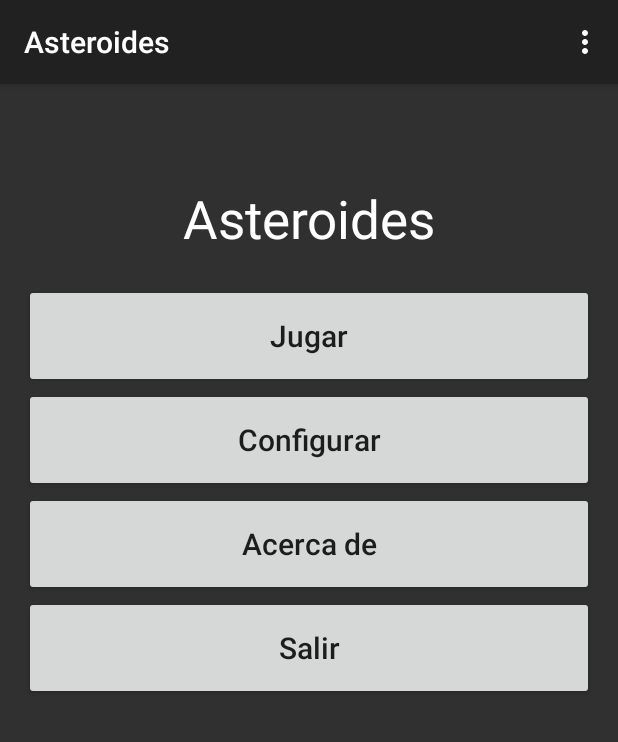
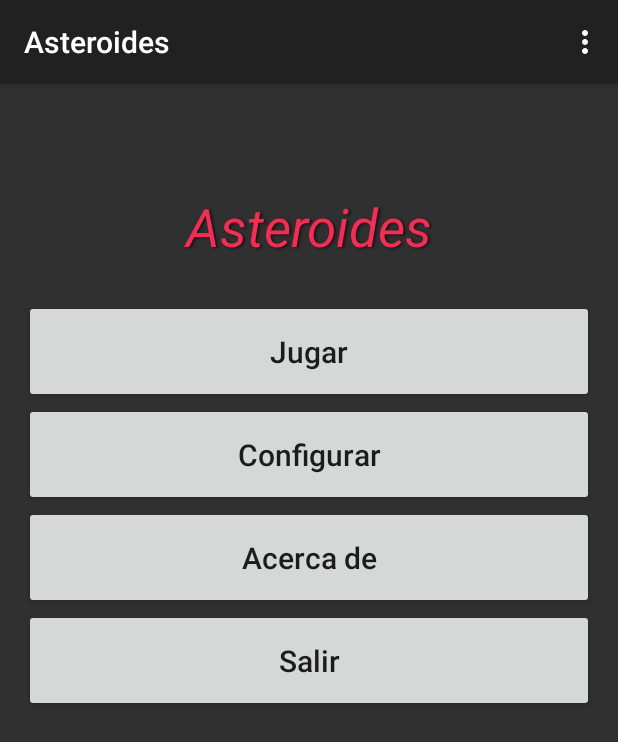
Before and after one commit to Sangar4/Asteroides, an Android app: the screen it shows after launch (MainActivity), on a phone screen of 412 x 824 dp. Shown: the top 742 px of the screen. Run offline under Robolectric (Android 15) with nearby library versions, the phone set to English and light mode, and no system bars.

Commit message:
He creado y aplicado estilo para el TextView asteroides

```diff
--- a/app/src/main/res/layout-land/activity_main.xml
+++ b/app/src/main/res/layout-land/activity_main.xml
@@ -12,11 +12,8 @@
     android:weightSum="1">
 
     <TextView android:text="@string/app_name"
-        android:textColor="#ffffff"
-        android:textSize="35sp"
+        style="@style/TextoAsteroides"
         android:gravity="center_horizontal"
-        android:layout_width="match_parent"
-        android:layout_height="wrap_content"
         android:layout_marginTop="20dp" />
 
 <TableLayout xmlns:android="http://schemas.android.com/apk/res/android"
--- a/app/src/main/res/layout-large-land/activity_main.xml
+++ b/app/src/main/res/layout-large-land/activity_main.xml
@@ -12,11 +12,9 @@
     android:weightSum="1">
 
     <TextView android:text="@string/app_name"
-        android:textColor="#ffffff"
+        style="@style/TextoAsteroides"
         android:textSize="35sp"
         android:gravity="center_horizontal"
-        android:layout_width="match_parent"
-        android:layout_height="wrap_content"
         android:layout_marginTop="100dp" />
 
     <TableLayout xmlns:android="http://schemas.android.com/apk/res/android"
--- a/app/src/main/res/layout-large/activity_main.xml
+++ b/app/src/main/res/layout-large/activity_main.xml
@@ -12,11 +12,9 @@
     android:weightSum="1">
 
     <TextView android:text="@string/app_name"
-        android:textColor="#ffffff"
-        android:textSize="35sp"
+        style="@style/TextoAsteroides"
+        android:textSize="50sp"
         android:gravity="center_horizontal"
-        android:layout_width="match_parent"
-        android:layout_height="wrap_content"
         android:layout_marginTop="100dp" />
 
     <Button
--- a/app/src/main/res/layout/activity_main.xml
+++ b/app/src/main/res/layout/activity_main.xml
@@ -12,11 +12,8 @@
     android:weightSum="1">
 
     <TextView android:text="@string/app_name"
-        android:textColor="#ffffff"
-        android:textSize="35sp"
+        style="@style/TextoAsteroides"
         android:gravity="center_horizontal"
-        android:layout_width="match_parent"
-        android:layout_height="wrap_content"
         android:layout_marginTop="50dp" />
 
     <Button
--- a/app/src/main/res/values/AsteroidesTexto.xml
+++ b/app/src/main/res/values/AsteroidesTexto.xml
@@ -1,2 +1,16 @@
 <?xml version="1.0" encoding="utf-8"?>
-<resources></resources>
+
+<resources>
+    <style name="TextoAsteroides">
+        <item name="android:layout_width">match_parent</item>
+        <item name="android:layout_height">wrap_content</item>
+        <item name="android:textColor">#fff32e54</item>
+        <item name="android:shadowColor">#bb1a060b</item>
+        <item name="android:shadowRadius">1.5</item>
+        <item name="android:shadowDx">2</item>
+        <item name="android:shadowDy">1</item>
+        <item name="android:textStyle">italic</item>
+        <item name="android:textSize">35sp</item>
+        <item name="android:padding">5dp</item>
+    </style>
+</resources>
```
Also changed, not shown: 1 other file.
